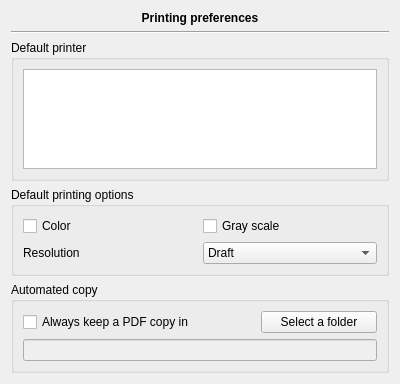
Qt form plugins/printerplugin/printerpreferences.ui (FreeHealth/freehealth) before a commit.
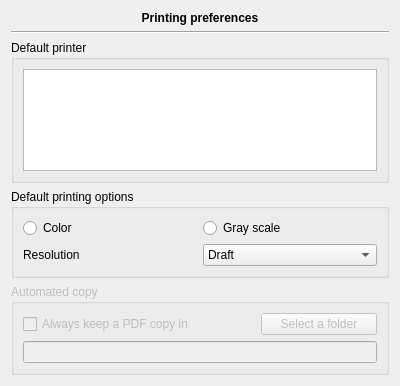
The same form after that commit.

Patch:
```diff
--- a/plugins/printerplugin/printerpreferences.ui
+++ b/plugins/printerplugin/printerpreferences.ui
@@ -7,7 +7,7 @@
     <x>0</x>
     <y>0</y>
     <width>400</width>
-    <height>384</height>
+    <height>386</height>
    </rect>
   </property>
   <property name="windowTitle">
@@ -74,20 +74,6 @@
       <string>Default printing options</string>
      </property>
      <layout class="QGridLayout" name="gridLayout_3">
-      <item row="0" column="0">
-       <widget class="QCheckBox" name="checkBox">
-        <property name="text">
-         <string>Color</string>
-        </property>
-       </widget>
-      </item>
-      <item row="0" column="1">
-       <widget class="QCheckBox" name="checkBox_2">
-        <property name="text">
-         <string>Gray scale</string>
-        </property>
-       </widget>
-      </item>
       <item row="1" column="0">
        <widget class="QLabel" name="label_3">
         <property name="text">
@@ -114,11 +100,28 @@
         </item>
        </widget>
       </item>
+      <item row="0" column="0">
+       <widget class="QRadioButton" name="colorBox">
+        <property name="text">
+         <string>Color</string>
+        </property>
+       </widget>
+      </item>
+      <item row="0" column="1">
+       <widget class="QRadioButton" name="grayBox">
+        <property name="text">
+         <string>Gray scale</string>
+        </property>
+       </widget>
+      </item>
      </layout>
     </widget>
    </item>
    <item row="4" column="0">
-    <widget class="QGroupBox" name="groupBox_3">
+    <widget class="QGroupBox" name="pdfGroupBox">
+     <property name="enabled">
+      <bool>false</bool>
+     </property>
      <property name="title">
       <string>Automated copy</string>
      </property>
```
Left out of the diff: 2 changed lines with no effect on the pictures.
